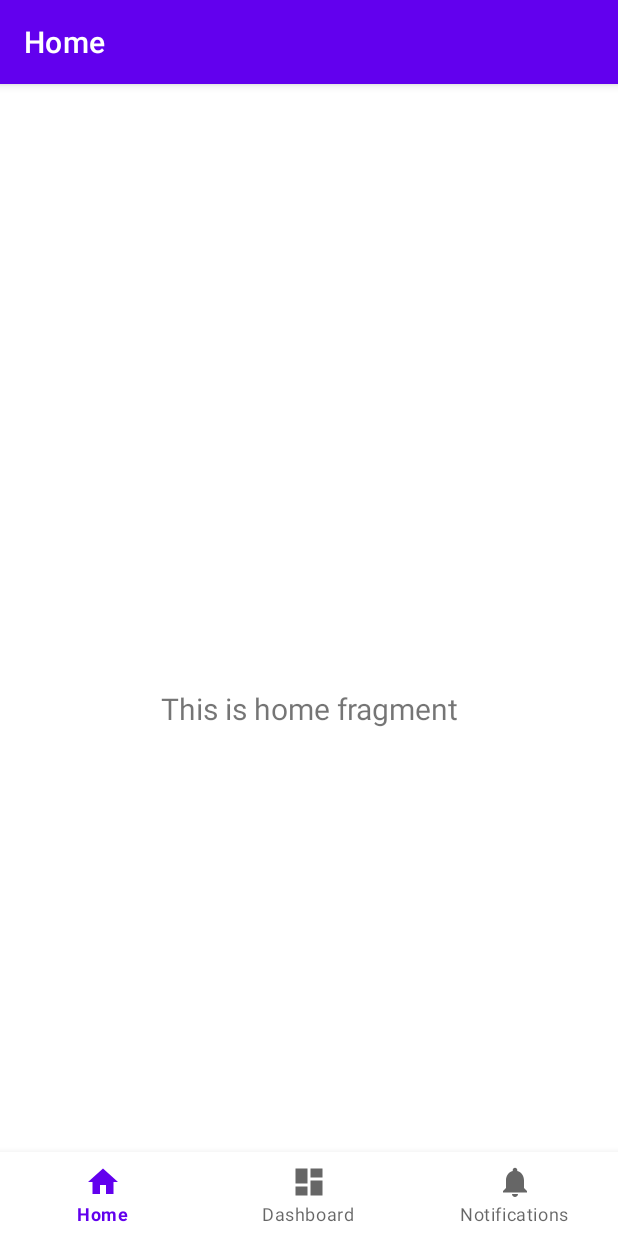
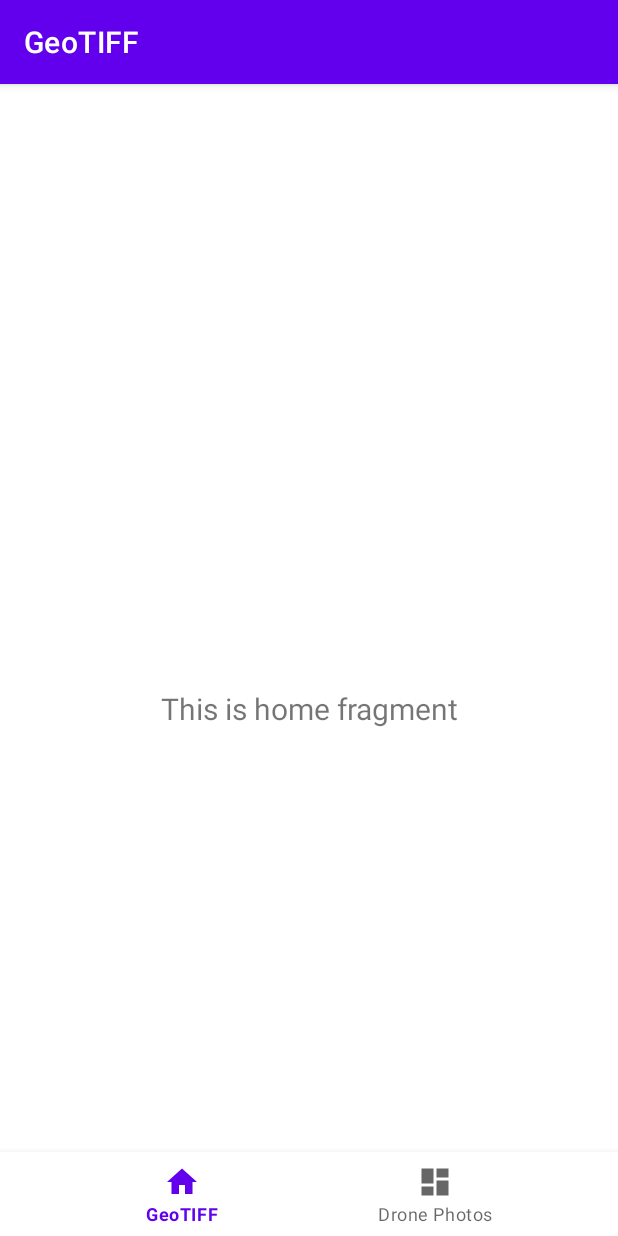
Before and after one commit to mkrupczak3/OpenAthena-for-Android, an Android app: the screen it shows after launch (MainActivity), on a phone screen of 412 x 824 dp. Run offline under Robolectric (Android 15) with nearby library versions, the phone set to English and light mode, and no system bars; our stand-ins replace navigation-ui.

Commit message:
play around with layout and xml

```diff
--- a/app/src/main/res/menu/bottom_nav_menu.xml
+++ b/app/src/main/res/menu/bottom_nav_menu.xml
@@ -11,9 +11,5 @@
         android:icon="@drawable/ic_dashboard_black_24dp"
         android:title="@string/title_dashboard" />
 
-    <item
-        android:id="@+id/navigation_notifications"
-        android:icon="@drawable/ic_notifications_black_24dp"
-        android:title="@string/title_notifications" />
 
 </menu>
--- a/app/src/main/res/values/strings.xml
+++ b/app/src/main/res/values/strings.xml
@@ -1,6 +1,5 @@
 <resources>
     <string name="app_name">OpenAthena-for-Android</string>
-    <string name="title_home">Home</string>
-    <string name="title_dashboard">Dashboard</string>
-    <string name="title_notifications">Notifications</string>
+    <string name="title_home">GeoTIFF</string>
+    <string name="title_dashboard">Drone Photos</string>
 </resources>
```
